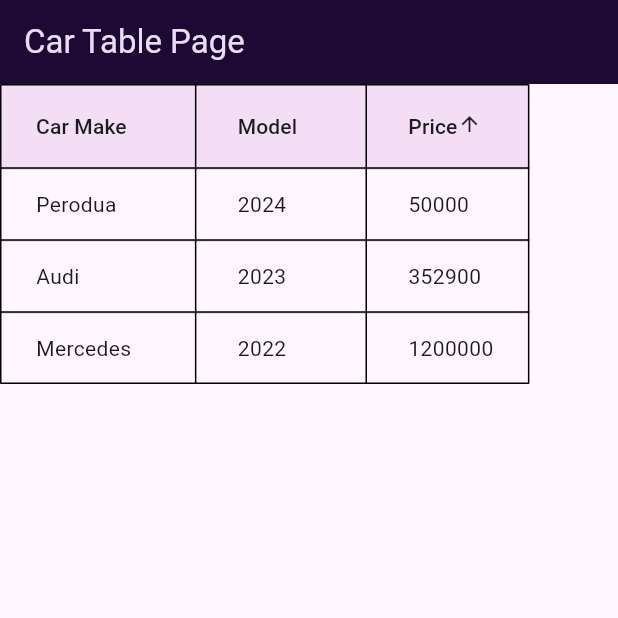
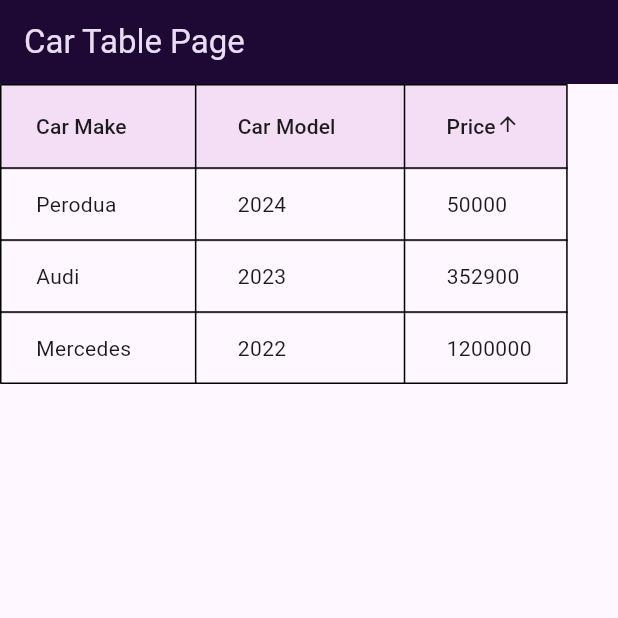
Before and after one commit to ainurxo/TMA3084_G02_103158_Lab05_Lesson07, a Flutter app: the screen it shows after launch, on a phone screen of 412 x 824 dp, the top half of it. Run offline on Flutter 3.47's test engine with Material 3 defaults, Android fonts, the phone set to English and light mode, and no system bars.

Commit message:
Change the same line differently

```diff
--- a/lib/main.dart
+++ b/lib/main.dart
@@ -83,7 +83,7 @@ class _CarTablePageState extends State<CarTablePage> {
                 sortBy(i, ascending, (a, b) => a.make.compareTo(b.make)),
           ),
           DataColumn(
-            label: const Text("Model"),
+            label: const Text("Car Model"),
             onSort: (i, ascending) =>
                 sortBy(i, ascending, (a, b) => a.model.compareTo(b.model)),
           ),
```
